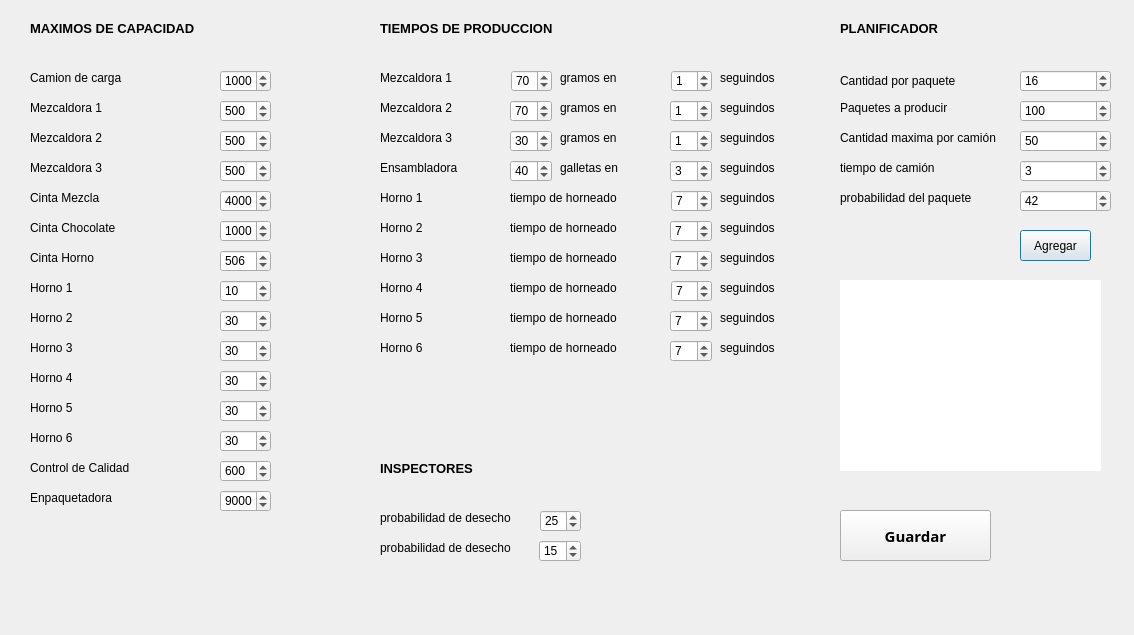
gaboq98/FABRICA, file Fabrica/configuracion.ui: the form before one commit.
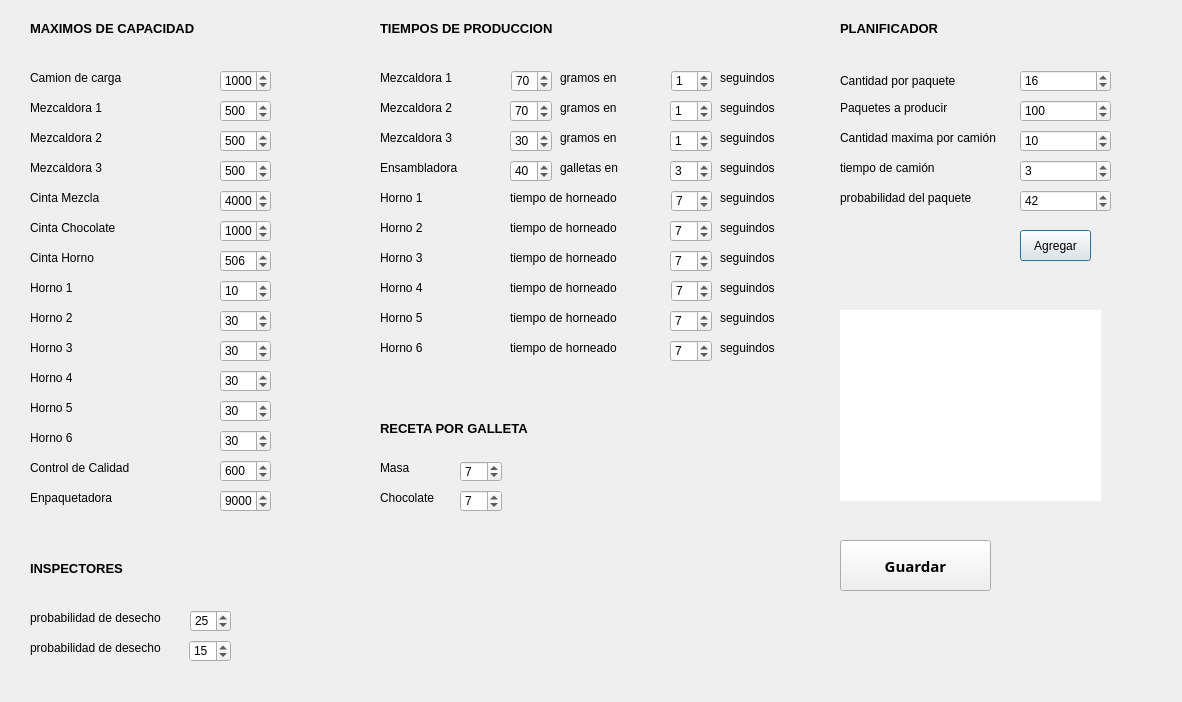
The form after the commit.

```diff
--- a/Fabrica/configuracion.ui
+++ b/Fabrica/configuracion.ui
@@ -6,8 +6,8 @@
    <rect>
     <x>0</x>
     <y>0</y>
-    <width>1134</width>
-    <height>635</height>
+    <width>1182</width>
+    <height>702</height>
    </rect>
   </property>
   <property name="windowTitle">
@@ -887,8 +887,8 @@
   <widget class="QLabel" name="label_39">
    <property name="geometry">
     <rect>
-     <x>380</x>
-     <y>460</y>
+     <x>30</x>
+     <y>560</y>
      <width>131</width>
      <height>16</height>
     </rect>
@@ -1587,8 +1587,8 @@
   <widget class="QLabel" name="label_51">
    <property name="geometry">
     <rect>
-     <x>380</x>
-     <y>510</y>
+     <x>30</x>
+     <y>610</y>
      <width>141</width>
      <height>16</height>
     </rect>
@@ -1606,8 +1606,8 @@
   <widget class="QLabel" name="label_70">
    <property name="geometry">
     <rect>
-     <x>380</x>
-     <y>540</y>
+     <x>30</x>
+     <y>640</y>
      <width>141</width>
      <height>16</height>
     </rect>
@@ -1625,8 +1625,8 @@
   <widget class="QSpinBox" name="prob_inspec_2">
    <property name="geometry">
     <rect>
-     <x>539</x>
-     <y>540</y>
+     <x>189</x>
+     <y>640</y>
      <width>42</width>
      <height>22</height>
     </rect>
@@ -1646,8 +1646,8 @@
   <widget class="QSpinBox" name="prob_inspec_1">
    <property name="geometry">
     <rect>
-     <x>540</x>
-     <y>510</y>
+     <x>190</x>
+     <y>610</y>
      <width>41</width>
      <height>22</height>
     </rect>
@@ -1778,7 +1778,7 @@
     <number>9999999</number>
    </property>
    <property name="value">
-    <number>50</number>
+    <number>10</number>
    </property>
   </widget>
   <widget class="QPushButton" name="pushButton">
@@ -1843,7 +1843,7 @@
    <property name="geometry">
     <rect>
      <x>840</x>
-     <y>280</y>
+     <y>310</y>
      <width>261</width>
      <height>191</height>
     </rect>
@@ -1862,7 +1862,7 @@
    <property name="geometry">
     <rect>
      <x>840</x>
-     <y>510</y>
+     <y>540</y>
      <width>151</width>
      <height>51</height>
     </rect>
@@ -1927,6 +1927,112 @@
     <number>42</number>
    </property>
   </widget>
+  <widget class="QLabel" name="label_31">
+   <property name="geometry">
+    <rect>
+     <x>380</x>
+     <y>460</y>
+     <width>55</width>
+     <height>16</height>
+    </rect>
+   </property>
+   <property name="styleSheet">
+    <string notr="true">background-color: transparent;
+background: none;
+border: none;
+background-repeat: none;</string>
+   </property>
+   <property name="text">
+    <string>Masa</string>
+   </property>
+  </widget>
+  <widget class="QLabel" name="label_32">
+   <property name="geometry">
+    <rect>
+     <x>380</x>
+     <y>490</y>
+     <width>71</width>
+     <height>16</height>
+    </rect>
+   </property>
+   <property name="styleSheet">
+    <string notr="true">background-color: transparent;
+background: none;
+border: none;
+background-repeat: none;</string>
+   </property>
+   <property name="text">
+    <string>Chocolate</string>
+   </property>
+  </widget>
+  <widget class="QLabel" name="label_54">
+   <property name="geometry">
+    <rect>
+     <x>380</x>
+     <y>420</y>
+     <width>211</width>
+     <height>16</height>
+    </rect>
+   </property>
+   <property name="font">
+    <font>
+     <pointsize>10</pointsize>
+     <weight>75</weight>
+     <bold>true</bold>
+    </font>
+   </property>
+   <property name="styleSheet">
+    <string notr="true">background-color: transparent;
+background: none;
+border: none;
+background-repeat: none;</string>
+   </property>
+   <property name="text">
+    <string>RECETA POR GALLETA</string>
+   </property>
+  </widget>
+  <widget class="QSpinBox" name="masa_galleta">
+   <property name="geometry">
+    <rect>
+     <x>460</x>
+     <y>461</y>
+     <width>42</width>
+     <height>21</height>
+    </rect>
+   </property>
+   <property name="styleSheet">
+    <string notr="true">background-color: transparent;
+background: none;
+background-repeat: none;</string>
+   </property>
+   <property name="maximum">
+    <number>10000</number>
+   </property>
+   <property name="value">
+    <number>7</number>
+   </property>
+  </widget>
+  <widget class="QSpinBox" name="choco_galleta">
+   <property name="geometry">
+    <rect>
+     <x>460</x>
+     <y>490</y>
+     <width>42</width>
+     <height>22</height>
+    </rect>
+   </property>
+   <property name="styleSheet">
+    <string notr="true">background-color: transparent;
+background: none;
+background-repeat: none;</string>
+   </property>
+   <property name="maximum">
+    <number>10000</number>
+   </property>
+   <property name="value">
+    <number>7</number>
+   </property>
+  </widget>
  </widget>
  <resources/>
  <connections/>
```
